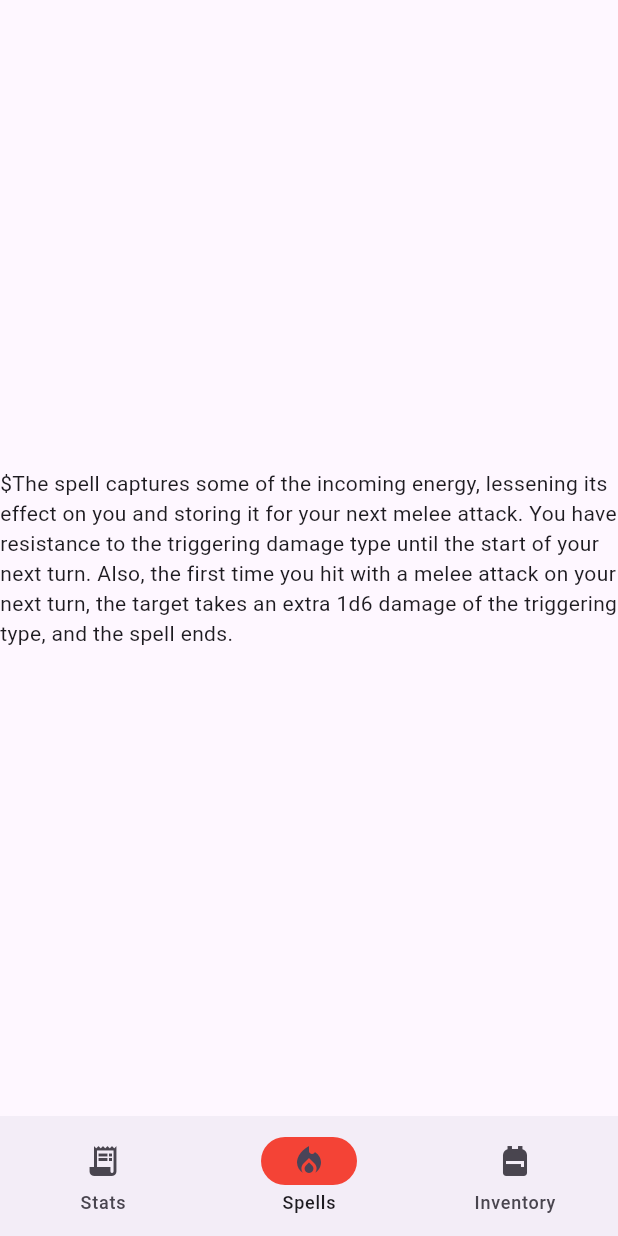
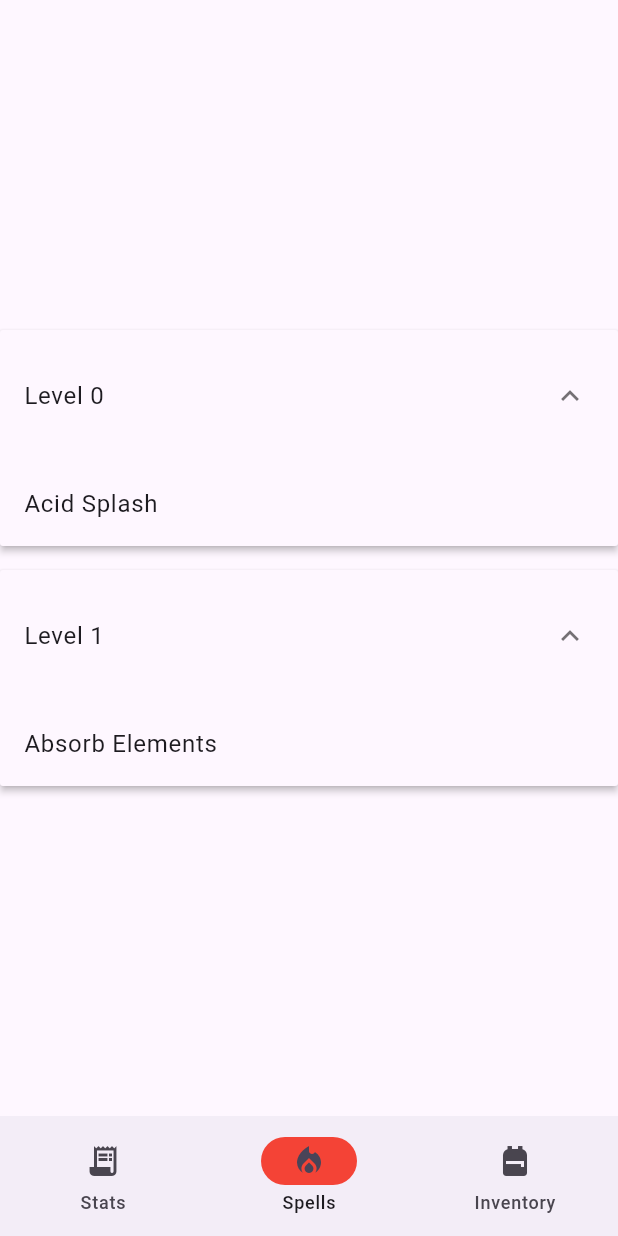
Before and after one commit to NielsKuipers/dndapp, a Flutter app: the screen it shows after launch, item 2 of the bottom bar chosen, on a phone screen of 412 x 824 dp. Run offline on Flutter 3.47's test engine with Material 2 defaults, Android fonts, the phone set to English and light mode, and no system bars.

Commit message:
added expandable list for spells

```diff
--- a/assets/spells.json
+++ b/assets/spells.json
@@ -1,6 +1,24 @@
 [
     {
         "name": "Absorb Elements",
+        "description": "The spell captures some of the incoming energy, lessening its effect on you and storing it for your next melee attack. You have resistance to the triggering damage type until the start of your next turn. Also, the first time you hit with a melee attack on your next turn, the target takes an extra 1d6 damage of the triggering type, and the spell ends.",
+        "upcast": "When you cast this spell using a spell slot of 2nd level or higher, the extra damage increases by 1d6 for each slot level above 1st.",
+        "school": "abjuration",
+        "level": 1,
+        "casting_time": "1 reaction, which you take when you take acid, cold, fire, lightning, or thunder damage",
+        "range": "Self",
+        "components": "S",
+        "duration": "1 round",
+        "spell_lists": [
+            "Artificer",
+            "Druid",
+            "Ranger",
+            "Sorcerer",
+            "Wizard"
+        ]
+    },
+    {
+        "name": "Absorb Elementino",
         "description": "The spell captures some of the incoming energy, lessening its effect on you and storing it for your next melee attack. You have resistance to the triggering damage type until the start of your next turn. Also, the first time you hit with a melee attack on your next turn, the target takes an extra 1d6 damage of the triggering type, and the spell ends.",
         "upcast": "When you cast this spell using a spell slot of 2nd level or higher, the extra damage increases by 1d6 for each slot level above 1st.",
         "school": "abjuration",
--- a/lib/views/spellsView.dart
+++ b/lib/views/spellsView.dart
@@ -2,6 +2,7 @@ import 'dart:convert';
 import 'dart:io';
 
 import 'package:dndapp/widgets/spells/spell.dart';
+import 'package:dndapp/widgets/spells/spellList.dart';
 import 'package:flutter/material.dart';
 import 'package:flutter/services.dart';
 import 'package:path_provider/path_provider.dart';
@@ -44,7 +45,7 @@ class _SpellsState extends State<SpellsView> {
               child: Text('lol'),
             )
           : Center(
-              child: Text('\$${spells[0].description}'),
+              child: SpellList(spells),
             ),
     );
   }
--- /dev/null
+++ b/lib/widgets/spells/spellList.dart
@@ -0,0 +1,60 @@
+import 'package:dndapp/widgets/spells/spell.dart';
+import 'package:flutter/material.dart';
+
+List<Item> spells = [];
+
+class Item {
+  String expandedValue;
+  String headerValue;
+  bool isExpanded;
+
+  Item(
+      {required this.expandedValue,
+      required this.headerValue,
+      this.isExpanded = true});
+}
+
+class SpellList extends StatefulWidget {
+  SpellList(List<Spell> spellData, {super.key}) {
+    for (Spell spell in spellData) {
+      String header = "Level ${spell.level}";
+
+      if (!spells.any((item) => item.headerValue == header)) {
+        spells.add(Item(expandedValue: spell.name, headerValue: header));
+      }
+    }
+  }
+
+  @override
+  State<SpellList> createState() => _SpellListState();
+}
+
+class _SpellListState extends State<SpellList> {
+  @override
+  Widget build(BuildContext context) {
+    return SingleChildScrollView(
+      child: Container(
+        child: _buildPanel(),
+      ),
+    );
+  }
+
+  Widget _buildPanel() {
+    // Reverse list so spell level is ascending instead of descending
+    List<Item> spellsReversed = spells.reversed.toList();
+
+    return ExpansionPanelList(
+      expansionCallback: (int index, bool isExpanded) {
+        setState(() => spellsReversed[index].isExpanded =
+            !spellsReversed[index].isExpanded);
+      },
+      children: spellsReversed.map((Item item) {
+        return ExpansionPanel(
+            headerBuilder: (BuildContext context, bool isExpanded) =>
+                ListTile(title: Text(item.headerValue)),
+            body: ListTile(title: Text(item.expandedValue)),
+            isExpanded: item.isExpanded);
+      }).toList(),
+    );
+  }
+}
```
Also changed, not shown: 2 other files.
